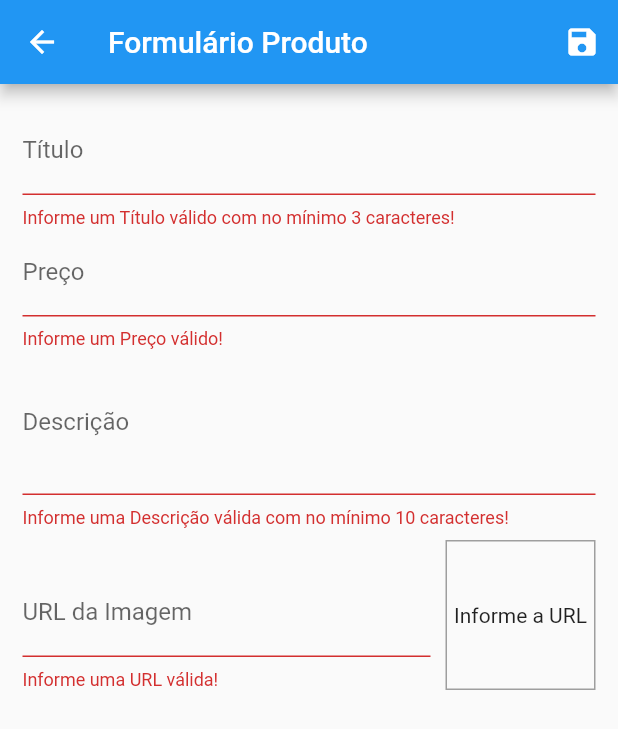
After one commit to EduardoGPS-18/Shopping-App, a Flutter app: the ProductFormScreen screen opened directly, after a tap on the "save" icon, on a phone screen of 412 x 824 dp. The commit adds this screen. Shown: the top 729 px of the screen. Run offline on Flutter 3.47's test engine with Material 2 defaults, Android fonts, the phone set to English and light mode, and no system bars; network calls fail.

Commit message:
End forms

```diff
--- a/lib/utils/app-routes.dart
+++ b/lib/utils/app-routes.dart
@@ -1,6 +1,8 @@
 class AppRoutes {
-  static const String PRODUCT_DETAIL = "/product-detail";
+  static const String HOME = "/";
   static const String CART = "/cart";
   static const String ORDERS = "/orders";
-  static const String HOME = "/";
+  static const String PRODUCT_DETAIL = "/product-detail";
+  static const String PRODUCT_FORM = "/product-form";
+  static const String PRODUCTS = "/products";
 }
--- /dev/null
+++ b/lib/views/product_form_screen.dart
@@ -0,0 +1,236 @@
+import 'package:flutter/material.dart';
+import 'package:provider/provider.dart';
+
+import '../providers/product.dart';
+import '../providers/products.dart';
+
+class ProductFormScreen extends StatefulWidget {
+  @override
+  _ProductFormScreenState createState() => _ProductFormScreenState();
+}
+
+class _ProductFormScreenState extends State<ProductFormScreen> {
+  final _priceFocusNode = FocusNode();
+  final _descriptionFocusNode = FocusNode();
+  final _imageUrlFocusNode = FocusNode();
+  final _imageUrlController = TextEditingController();
+  final _form = GlobalKey<FormState>();
+  final _formData = Map<String, Object>();
+
+  @override
+  void initState() {
+    super.initState();
+    _imageUrlFocusNode.addListener(_updateImage);
+  }
+
+  @override
+  void didChangeDependencies() {
+    super.didChangeDependencies();
+
+    if (_formData.isEmpty) {
+      final product = ModalRoute.of(context).settings.arguments as Product;
+
+      if(product != null) {
+        _formData['id'] = product.id;
+        _formData['title'] = product.title;
+        _formData['description'] = product.description;
+        _formData['price'] = product.price;
+        _formData['imageUrl'] = product.imageUrl;
+
+        _imageUrlController.text = _formData['imageUrl'];
+      } else {
+        _formData['price'] = '';
+      }
+    }
+  }
+
+  void _updateImage() {
+    if (isValidImageUrl(_imageUrlController.text)) {
+      setState(() {});
+    }
+  }
+
+  bool isValidImageUrl(String url) {
+    bool startWithHttp = url.toLowerCase().startsWith('http://');
+    bool startWithHttps = url.toLowerCase().startsWith('https://');
+    bool endsWithPng = url.toLowerCase().endsWith('.png');
+    bool endsWithJpg = url.toLowerCase().endsWith('.jpg');
+    bool endsWithJpeg = url.toLowerCase().endsWith('.jpeg');
+    return (startWithHttp || startWithHttps) &&
+        (endsWithPng || endsWithJpg || endsWithJpeg);
+  }
+
+  @override
+  void dispose() {
+    super.dispose();
+    _priceFocusNode.dispose();
+    _descriptionFocusNode.dispose();
+    _imageUrlFocusNode.removeListener(_updateImage);
+    _imageUrlFocusNode.dispose();
+  }
+
+  void _saveForm() {
+    var isValid = _form.currentState.validate();
+
+    if (!isValid) {
+      return;
+    }
+
+    _form.currentState.save();
+
+    final product = Product(
+      id: _formData['id'],
+      title: _formData['title'],
+      price: _formData['price'],
+      description: _formData['description'],
+      imageUrl: _formData['imageUrl'],
+    );
+
+    final products = Provider.of<Products>(context, listen: false);
+    if(_formData['id'] == null) {
+      products.addProduct(product);
+    } else {
+      products.updateProduct(product);
+    }
+    Navigator.of(context).pop();
+  }
+
+  @override
+  Widget build(BuildContext context) {
+    return Scaffold(
+      appBar: AppBar(
+        title: Text('Formulário Produto'),
+        actions: <Widget>[
+          IconButton(
+            icon: Icon(Icons.save),
+            onPressed: () {
+              _saveForm();
+            },
+          )
+        ],
+      ),
+      body: Padding(
+        padding: const EdgeInsets.all(15.0),
+        child: Form(
+          key: _form,
+          child: ListView(
+            children: <Widget>[
+              TextFormField(
+                initialValue: _formData['title'],
+                decoration: InputDecoration(labelText: 'Título'),
+                textInputAction: TextInputAction.next,
+                onFieldSubmitted: (_) {
+                  FocusScope.of(context).requestFocus(_priceFocusNode);
+                },
+                onSaved: (value) => _formData['title'] = value,
+                validator: (value) {
+                  bool isEmpty = value.trim().isEmpty;
+                  bool isInvalid = value.trim().length < 3;
+
+                  if (isEmpty || isInvalid) {
+                    return 'Informe um Título válido com no mínimo 3 caracteres!';
+                  }
+
+                  return null;
+                },
+              ),
+              TextFormField(
+                initialValue: _formData['price'].toString(),
+                decoration: InputDecoration(labelText: 'Preço'),
+                textInputAction: TextInputAction.next,
+                focusNode: _priceFocusNode,
+                keyboardType: TextInputType.numberWithOptions(
+                  decimal: true,
+                ),
+                onFieldSubmitted: (_) {
+                  FocusScope.of(context).requestFocus(_descriptionFocusNode);
+                },
+                onSaved: (value) => _formData['price'] = double.parse(value),
+                validator: (value) {
+                  bool isEmpty = value.trim().isEmpty;
+                  var newPrice = double.tryParse(value);
+                  bool isInvalid = newPrice == null || newPrice <= 0;
+
+                  if (isEmpty || isInvalid) {
+                    return 'Informe um Preço válido!';
+                  }
+
+                  return null;
+                },
+              ),
+              TextFormField(
+                initialValue: _formData['description'],
+                decoration: InputDecoration(labelText: 'Descrição'),
+                maxLines: 3,
+                keyboardType: TextInputType.multiline,
+                focusNode: _descriptionFocusNode,
+                onSaved: (value) => _formData['description'] = value,
+                validator: (value) {
+                  bool isEmpty = value.trim().isEmpty;
+                  bool isInvalid = value.trim().length < 10;
+
+                  if (isEmpty || isInvalid) {
+                    return 'Informe uma Descrição válida com no mínimo 10 caracteres!';
+                  }
+
+                  return null;
+                },
+              ),
+              Row(
+                crossAxisAlignment: CrossAxisAlignment.end,
+                children: <Widget>[
+                  Expanded(
+                    child: TextFormField(
+                      decoration: InputDecoration(labelText: 'URL da Imagem'),
+                      keyboardType: TextInputType.url,
+                      textInputAction: TextInputAction.done,
+                      focusNode: _imageUrlFocusNode,
+                      controller: _imageUrlController,
+                      onFieldSubmitted: (_) {
+                        _saveForm();
+                      },
+                      onSaved: (value) => _formData['imageUrl'] = value,
+                      validator: (value) {
+                        bool isEmpty = value.trim().isEmpty;
+                        bool isInvalid = !isValidImageUrl(value);
+
+                        if (isEmpty || isInvalid) {
+                          return 'Informe uma URL válida!';
+                        }
+
+                        return null;
+                      },
+                    ),
+                  ),
+                  Container(
+                    height: 100,
+                    width: 100,
+                    margin: EdgeInsets.only(
+                      top: 8,
+                      left: 10,
+                    ),
+                    decoration: BoxDecoration(
+                      border: Border.all(
+                        color: Colors.grey,
+                        width: 1,
+                      ),
+                    ),
+                    alignment: Alignment.center,
+                    child: _imageUrlController.text.isEmpty
+                        ? Text('Informe a URL')
+                        : FittedBox(
+                            child: Image.network(
+                              _imageUrlController.text,
+                              fit: BoxFit.cover,
+                            ),
+                          ),
+                  ),
+                ],
+              ),
+            ],
+          ),
+        ),
+      ),
+    );
+  }
+}
--- a/lib/widgets/product_grid.dart
+++ b/lib/widgets/product_grid.dart
@@ -1,6 +1,6 @@
 import 'package:ShoppingApp/providers/product.dart';
 import 'package:ShoppingApp/providers/products.dart';
-import 'package:ShoppingApp/widgets/product_item.dart';
+import 'package:ShoppingApp/widgets/product_grid_item.dart';
 import 'package:flutter/material.dart';
 import 'package:provider/provider.dart';
 
@@ -26,7 +26,7 @@ class ProductGrid extends StatelessWidget {
       itemBuilder: (ctx, index) {
         return ChangeNotifierProvider.value(
           value: products[index],
-          child: ProductItem(),
+          child: ProductGridItem(),
         );
       },
     );
```
Also changed, not shown: lib/main.dart (+5 -2 lines), lib/providers/cart.dart (+21 -0 lines), lib/providers/products.dart (+30 -15 lines), lib/views/products_screen.dart (added, +42 -0 lines), lib/widgets/app_drawer.dart (+8 -0 lines), lib/widgets/cart_buy_item.dart (+28 -1 lines), lib/widgets/product_grid_item.dart (added, +65 -0 lines), lib/widgets/product_item.dart (+44 -30 lines).
